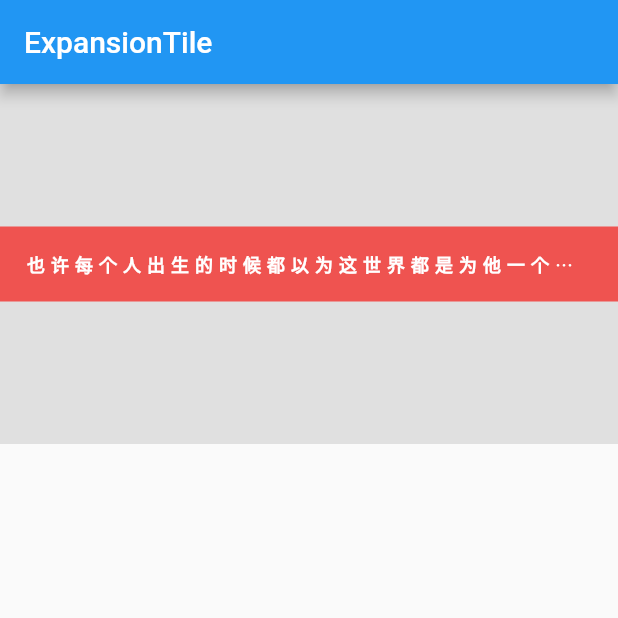
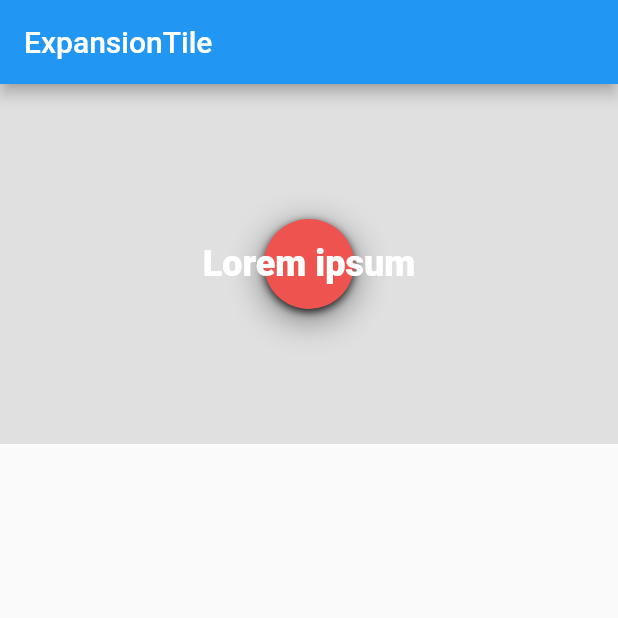
Before and after one commit to liangyuetian/pt-flutter, a Flutter app: the screen it shows after launch, on a phone screen of 412 x 824 dp, the top half of it. Run offline on Flutter 3.47's test engine with Material 2 defaults, Android fonts, the phone set to English and light mode, and no system bars.

Commit message:
阴影，圆角，椭圆，圆

```diff
--- a/lib/main.dart
+++ b/lib/main.dart
@@ -12,23 +12,34 @@ class ExpansionTileSample extends StatelessWidget {
         appBar: new AppBar(
           title: const Text('ExpansionTile'),
         ),
-        body: new Container( // grey box
+        body: new Container(
+          // grey box
           child: new Center(
-            child: new Container( // red box
+            child: new Container(
+              // red circle
               child: new Text(
-                "也许每个人出生的时候都以为这世界都是为他一个人而存在的,当他发现自己错的时候,他便开始长大. ".toUpperCase(),
-                style: new TextStyle(
-                  color: Colors.white,
-                  fontSize: 12.0,
-                  fontWeight: FontWeight.w900,
-                  letterSpacing: 4.0,
-                  wordSpacing: 10.0
-                ),
-                overflow: TextOverflow.ellipsis, // 文本超出显示省略号
-                maxLines: 1, // 最大多少行视为超出
+                "Lorem ipsum",
+                style: bold24Roboto,
               ),
               decoration: new BoxDecoration(
                 color: Colors.red[400],
+//                borderRadius: new BorderRadius.vertical(
+//                    top: Radius.circular(20.0),
+//                    bottom: Radius.circular(10.0)
+//                ),
+                shape: BoxShape.circle, // 专门设置圆和椭圆
+                boxShadow: <BoxShadow>[
+                  new BoxShadow (
+                    color: const Color(0xcc000000),
+                    offset: new Offset(0.0, 2.0),
+                    blurRadius: 4.0,
+                  ),
+                  new BoxShadow (
+                    color: const Color(0x80000000),
+                    offset: new Offset(0.0, 6.0),
+                    blurRadius: 20.0,
+                  ),
+                ],
               ),
               padding: new EdgeInsets.all(16.0),
             ),
```
